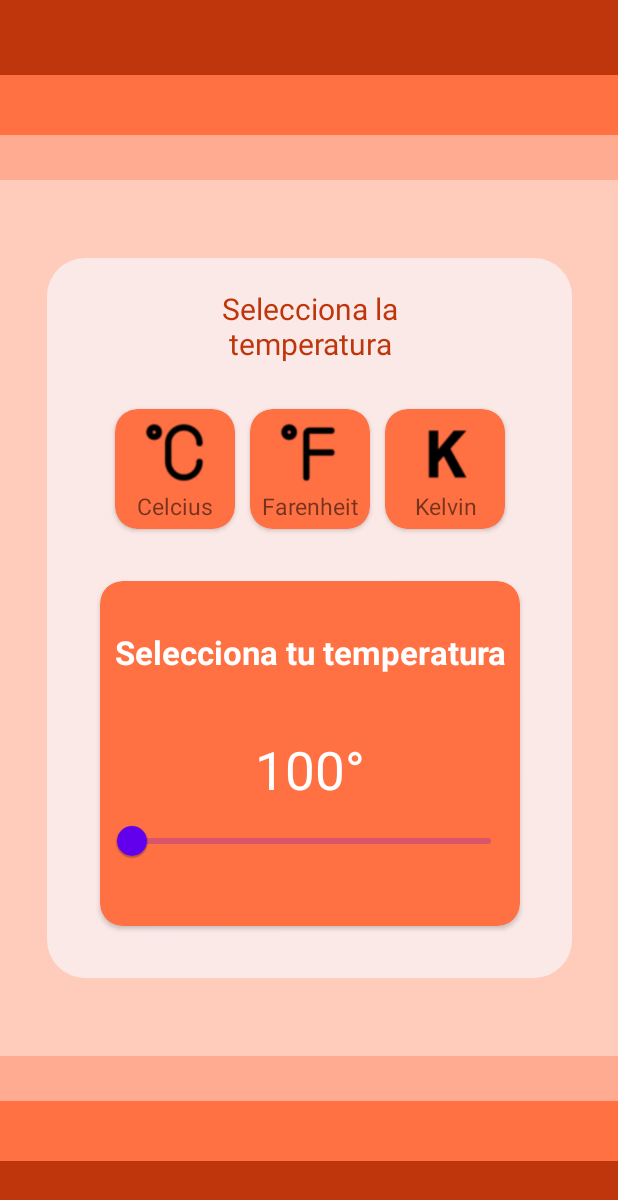
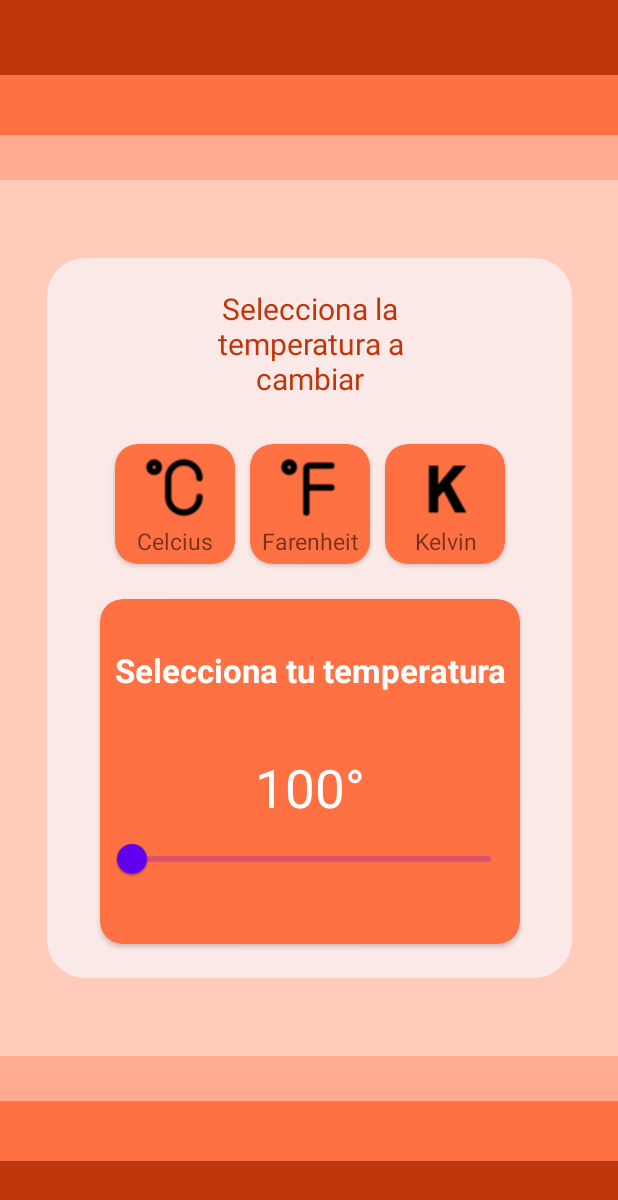
Before and after one commit to MiguelR29/primerProyectoAplicacionesMoviles, an Android app: the ConversorActivity screen opened directly, with no data from a screen before it, on a phone screen of 412 x 824 dp. Shown: the top 1200 px of the screen. Run offline under Robolectric (Android 15) with nearby library versions, the light colour scheme and no system bars.

Commit message:
Cambios Desde PC

```diff
--- a/app/src/main/res/layout/activity_conversor.xml
+++ b/app/src/main/res/layout/activity_conversor.xml
@@ -85,7 +85,7 @@
         app:layout_constraintStart_toStartOf="parent"
         app:layout_constraintEnd_toEndOf="parent"
         app:layout_constraintTop_toTopOf="parent"
-        android:text="Selecciona la temperatura"
+        android:text="Selecciona la temperatura a cambiar"
         android:gravity="center"
         android:textSize="20sp"
         android:textColor="#BF360C"/>
```
